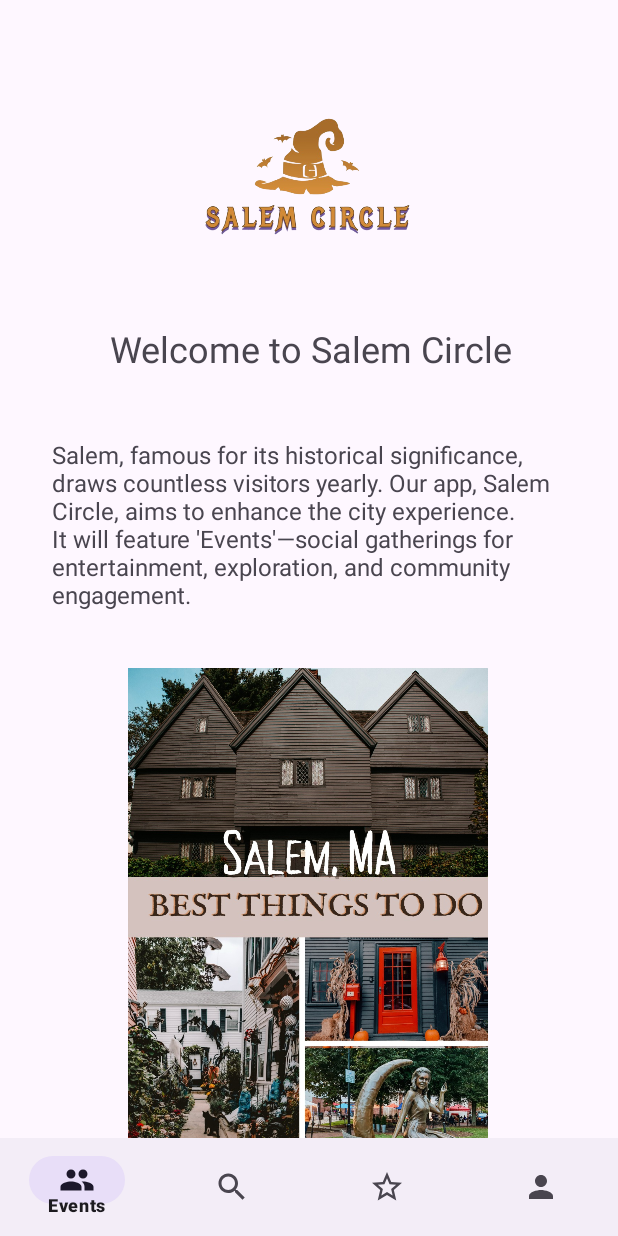
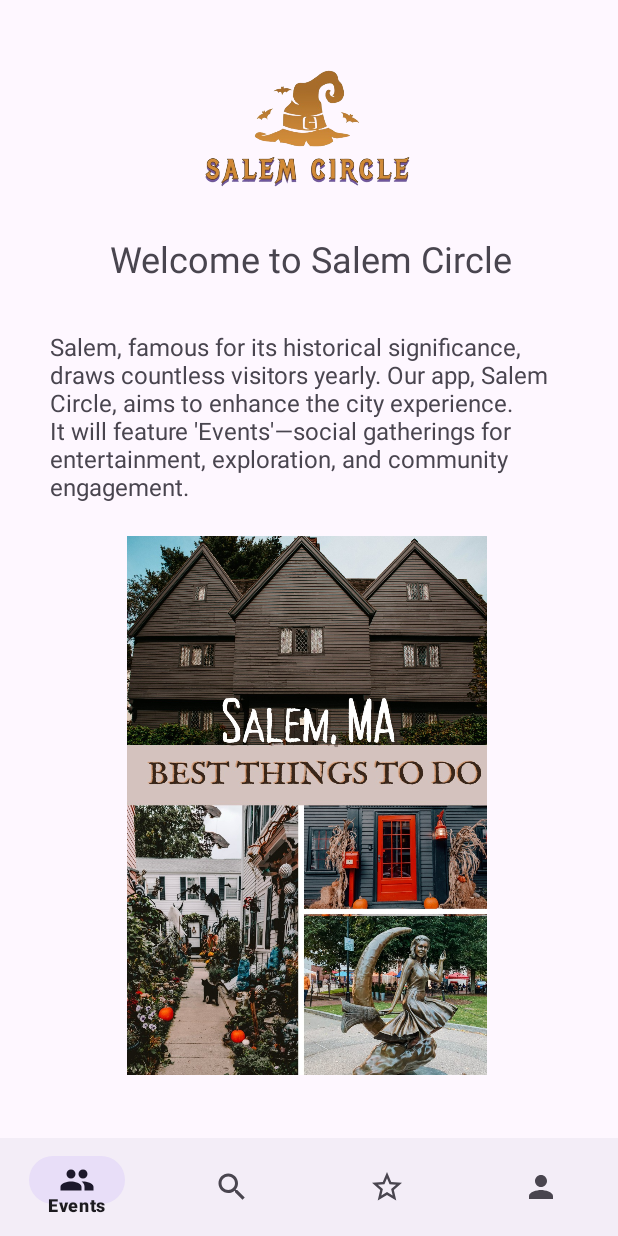
Before and after one commit to Junior18tm/SalemCircleAndroid, an Android app: the screen it shows after launch (MainActivity), on a phone screen of 412 x 824 dp. Run offline under Robolectric (Android 15) with nearby library versions, the phone set to English and light mode, and no system bars.

```diff
--- a/app/build.gradle.kts
+++ b/app/build.gradle.kts
@@ -41,6 +41,7 @@ dependencies {
     implementation("com.squareup.retrofit2:retrofit:2.9.0")
     implementation("com.squareup.retrofit2:converter-gson:2.9.0")
     implementation("androidx.security:security-crypto:1.1.0-alpha06")
+    implementation("com.google.android.gms:play-services-maps:18.2.0")
 
     testImplementation("junit:junit:4.13.2")
     androidTestImplementation("androidx.test.ext:junit:1.1.5")
--- a/app/src/main/AndroidManifest.xml
+++ b/app/src/main/AndroidManifest.xml
@@ -23,7 +23,7 @@
                 <category android:name="android.intent.category.LAUNCHER" />
             </intent-filter>
         </activity>
-<!--     <activity android:name=".EventsActivity" />-->
+        <activity android:name=".EventsActivity" />
         <activity android:name=".SignUpActivity"/>
         <activity android:name=".LoginActivity"/>
     </application>
--- a/app/src/main/java/com/example/salemcircle/LoginActivity.java
+++ b/app/src/main/java/com/example/salemcircle/LoginActivity.java
@@ -52,8 +52,8 @@ public class LoginActivity extends AppCompatActivity {
                 if (response.isSuccessful()) {
                     String accessToken = response.body().getAccessToken();
                     SecurityUtils.storeAccessToken(getApplicationContext(), accessToken);
-                    // <-- TODO: Navigate to new activity
 
+                    // Navigate to new activity
                     Intent intent = new Intent(LoginActivity.this, MainActivity.class);
                     intent.putExtra("SHOW_PROFILE", true);
                     intent.addFlags(Intent.FLAG_ACTIVITY_CLEAR_TOP | Intent.FLAG_ACTIVITY_NEW_TASK); // Clear the back stack
--- a/app/src/main/res/layout/fragment_welcome.xml
+++ b/app/src/main/res/layout/fragment_welcome.xml
@@ -1,14 +1,16 @@
 <?xml version="1.0" encoding="utf-8"?>
 <androidx.constraintlayout.widget.ConstraintLayout xmlns:android="http://schemas.android.com/apk/res/android"
+    xmlns:tools="http://schemas.android.com/tools"
     android:layout_width="match_parent"
     android:layout_height="match_parent"
     xmlns:app="http://schemas.android.com/apk/res-auto">
+
 
     <ImageView
         android:id="@+id/salemCircleLogo"
         android:layout_width="143dp"
         android:layout_height="124dp"
-        android:layout_marginTop="56dp"
+        android:layout_marginTop="24dp"
         android:src="@drawable/sclogo"
         app:layout_constraintEnd_toEndOf="parent"
         app:layout_constraintStart_toStartOf="parent"
@@ -19,8 +21,8 @@
         android:id="@+id/welcomeText"
         android:layout_width="321dp"
         android:layout_height="36dp"
-        android:layout_marginTop="36dp"
-        android:text="Welcome to Salem Circle"
+        android:layout_marginTop="8dp"
+        android:text="@string/welcome_to_salem_circle"
         android:textAlignment="center"
         android:textSize="24sp"
         app:layout_constraintEnd_toEndOf="@+id/salemCircleLogo"
@@ -32,25 +34,23 @@
         android:id="@+id/descriptionText"
         android:layout_width="376dp"
         android:layout_height="153dp"
-        android:layout_marginTop="60dp"
+        android:layout_marginTop="48dp"
         android:padding="16dp"
-        android:text="Salem, famous for its historical significance, draws countless visitors yearly. Our app, Salem Circle, aims to enhance the city experience. It will feature 'Events'—social gatherings for entertainment, exploration, and community engagement."
+        android:text="@string/WelcomeMessage"
         android:textSize="16sp"
         app:layout_constraintEnd_toEndOf="@+id/welcomeText"
+        app:layout_constraintHorizontal_bias="0.527"
         app:layout_constraintStart_toStartOf="@+id/welcomeText"
         app:layout_constraintTop_toTopOf="@+id/welcomeText" />
-
 
     <ImageView
         android:id="@+id/salemImage"
         android:layout_width="253dp"
         android:layout_height="359dp"
-        android:layout_marginTop="16dp"
         android:src="@drawable/salemmain"
-        app:layout_constraintEnd_toEndOf="parent"
+        app:layout_constraintEnd_toEndOf="@+id/descriptionText"
         app:layout_constraintHorizontal_bias="0.496"
-        app:layout_constraintStart_toStartOf="parent"
-        app:layout_constraintTop_toBottomOf="@id/descriptionText"
-        app:layout_constraintVertical_bias="0.284" />
+        app:layout_constraintStart_toStartOf="@+id/descriptionText"
+        app:layout_constraintTop_toBottomOf="@+id/descriptionText" />
 
 </androidx.constraintlayout.widget.ConstraintLayout>
--- a/app/src/main/res/values/strings.xml
+++ b/app/src/main/res/values/strings.xml
@@ -5,4 +5,6 @@
     <string name="events">Events</string>
     <string name="search">Search</string>
     <string name="profile">Profile</string>
+    <string name="WelcomeMessage">Salem, famous for its historical significance, draws countless visitors yearly. Our app, Salem Circle, aims to enhance the city experience. It will feature \'Events\'—social gatherings for entertainment, exploration, and community engagement.</string>
+    <string name="welcome_to_salem_circle">Welcome to Salem Circle</string>
 </resources>
```
Also changed, not shown: app/src/main/java/com/example/salemcircle/EventAdapter.java (+8 -1 lines), app/src/main/java/com/example/salemcircle/EventsActivity.java (+29 -39 lines), app/src/main/res/layout/activity_events.xml (+50 -7 lines).
